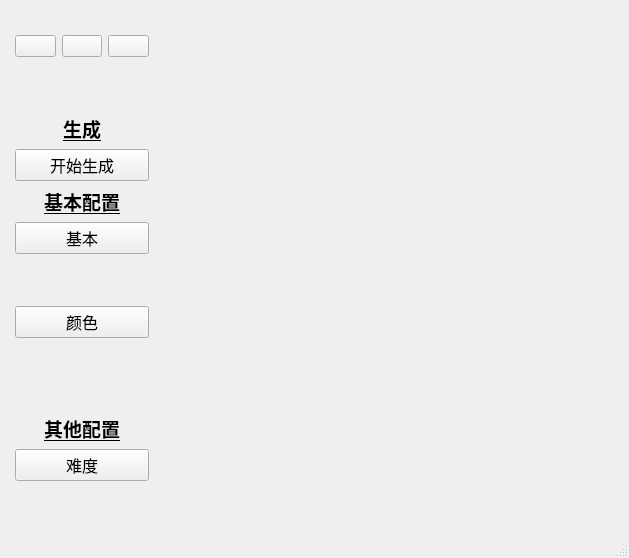
Before: the Qt Designer form ui/Qtui.ui in QWQ-SenLin/Luogu-Exercise-Report, drawn with Qt 5.
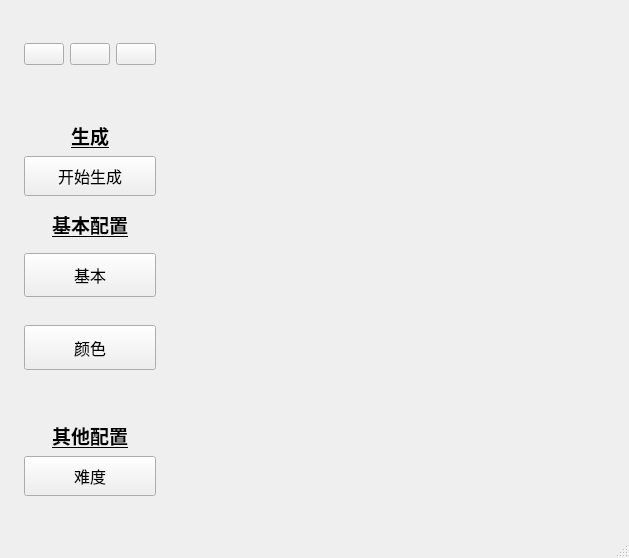
After: the same form once the commit is applied.

```diff
--- a/ui/Qtui.ui
+++ b/ui/Qtui.ui
@@ -16,7 +16,10 @@
   <widget class="QWidget" name="centralwidget">
    <layout class="QFormLayout" name="formLayout">
     <item row="0" column="1">
-     <layout class="QHBoxLayout" name="MainLayout" stretch="2,7">
+     <layout class="QHBoxLayout" name="MainLayout" stretch="0,7">
+      <item>
+       <widget class="QWidget" name="left_widget" native="true">
+        <layout class="QVBoxLayout" name="verticalLayout">
       <item>
        <layout class="QVBoxLayout" name="Left_Layout" stretch="1,2,2,16">
         <item>
@@ -80,7 +83,7 @@
          </spacer>
         </item>
         <item>
-         <layout class="QVBoxLayout" name="SetLayout" stretch="0,1,1,2,1,3,1,1,2">
+            <layout class="QVBoxLayout" name="SetLayout" stretch="1,2,2,1,2,2,1,1,1">
           <item>
            <layout class="QVBoxLayout" name="verticalLayout_2">
             <item>
@@ -105,6 +108,18 @@
             </item>
             <item>
              <widget class="QPushButton" name="StartButton">
+                 <property name="sizePolicy">
+                  <sizepolicy hsizetype="Minimum" vsizetype="MinimumExpanding">
+                   <horstretch>0</horstretch>
+                   <verstretch>0</verstretch>
+                  </sizepolicy>
+                 </property>
+                 <property name="minimumSize">
+                  <size>
+                   <width>0</width>
+                   <height>40</height>
+                  </size>
+                 </property>
               <property name="font">
                <font>
                 <family>得意黑</family>
@@ -149,6 +164,18 @@
           </item>
           <item>
            <widget class="QPushButton" name="BaseButton">
+               <property name="sizePolicy">
+                <sizepolicy hsizetype="Minimum" vsizetype="MinimumExpanding">
+                 <horstretch>0</horstretch>
+                 <verstretch>0</verstretch>
+                </sizepolicy>
+               </property>
+               <property name="minimumSize">
+                <size>
+                 <width>0</width>
+                 <height>40</height>
+                </size>
+               </property>
             <property name="font">
              <font>
               <family>得意黑</family>
@@ -178,6 +205,18 @@
           </item>
           <item>
            <widget class="QPushButton" name="ColorButton">
+               <property name="sizePolicy">
+                <sizepolicy hsizetype="Minimum" vsizetype="MinimumExpanding">
+                 <horstretch>0</horstretch>
+                 <verstretch>0</verstretch>
+                </sizepolicy>
+               </property>
+               <property name="minimumSize">
+                <size>
+                 <width>0</width>
+                 <height>40</height>
+                </size>
+               </property>
             <property name="font">
              <font>
               <family>得意黑</family>
@@ -223,6 +262,18 @@
           </item>
           <item>
            <widget class="QPushButton" name="DifficultyButton">
+               <property name="sizePolicy">
+                <sizepolicy hsizetype="Minimum" vsizetype="MinimumExpanding">
+                 <horstretch>0</horstretch>
+                 <verstretch>0</verstretch>
+                </sizepolicy>
+               </property>
+               <property name="minimumSize">
+                <size>
+                 <width>0</width>
+                 <height>40</height>
+                </size>
+               </property>
             <property name="font">
              <font>
               <family>得意黑</family>
@@ -250,6 +301,9 @@
          </layout>
         </item>
        </layout>
+         </item>
+        </layout>
+       </widget>
       </item>
       <item>
        <layout class="QVBoxLayout" name="Right_Layout"/>
```
Lines whose indentation alone changed are shown as unchanged.
